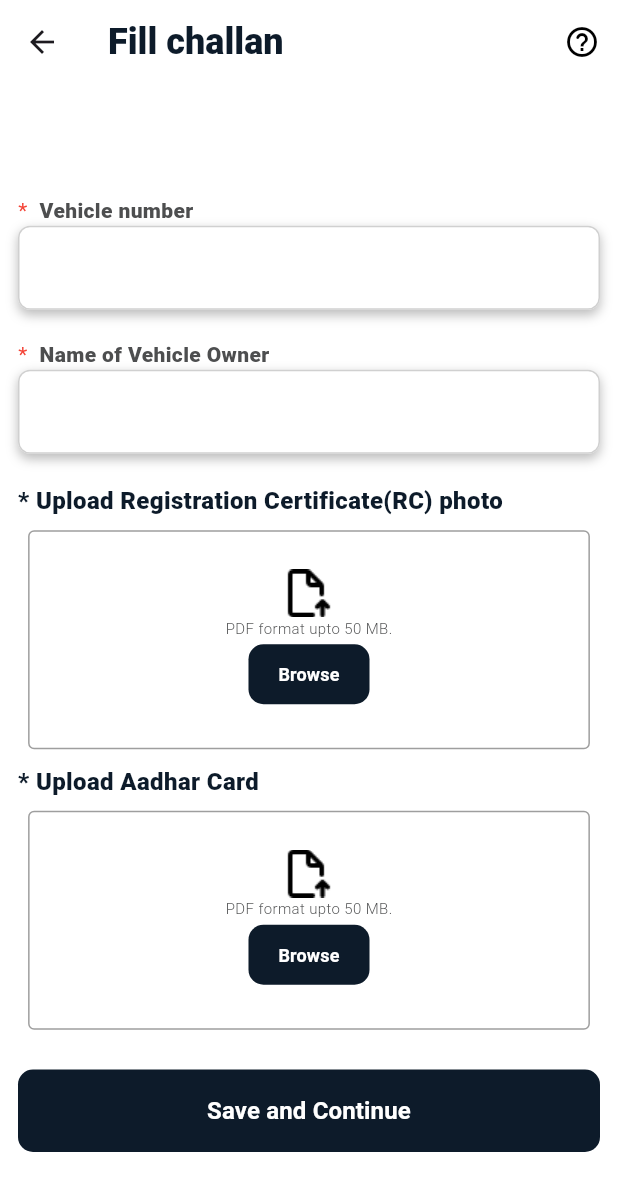
After one commit to Ishita03-Singh/aapka_vakeel, a Flutter app: the TrafficChallan screen opened directly, on a phone screen of 412 x 824 dp. The commit adds this screen. Shown: the top 1191 px of the screen. Run offline on Flutter 3.47's test engine with Material 3 defaults, Android fonts, the phone set to English and light mode, and no system bars; drawn by our look-alikes of loader_overlay; our stand-ins replace animated_splash_screen, camera, cloud_firestore, country_picker, csc_picker, file_picker and 14 more; missing offline and left inert: flutter_callkit_incoming, flutter_pdfview, flutter_webrtc, video_call; accounts and stored records are empty; network calls fail.

Commit message:
challan and schedule added

```diff
--- a/lib/screens/chatGPT/chatGPT.dart
+++ b/lib/screens/chatGPT/chatGPT.dart
@@ -123,7 +123,7 @@ Future<String> getGeminiResponse(String inputText) async {
    Future<String> saveTextFileToDownloads() async {
     try{
      final text = messages[1]['text']!;
-    final fileName = 'AIaffidavit.txt';
+    final fileName = 'AIaffidavit.pdf';
 
   // Request storage permission for Android 10 or lower
   // if (await Permission.storage.request().isGranted) {
@@ -259,7 +259,7 @@ Future<String> getGeminiResponse(String inputText) async {
               child: Row(
                 crossAxisAlignment: CrossAxisAlignment.center,
                 children: [
-                  Expanded(child: customButton.taskButton("Export as Word file", ()async {
+                  Expanded(child: customButton.taskButton("Export as PDF", ()async {
           context.loaderOverlay.show();
            var res= await  saveTextFileToDownloads();
           context.loaderOverlay.hide();
--- /dev/null
+++ b/lib/screens/trafficChallan.dart
@@ -0,0 +1,173 @@
+import 'dart:io';
+
+import 'package:file_picker/file_picker.dart';
+import 'package:flutter/foundation.dart';
+import 'package:flutter/material.dart';
+import 'package:flutter_webrtc/flutter_webrtc.dart';
+
+import '../utilities/colors.dart';
+import '../utilities/custom_button.dart';
+import '../utilities/custom_text.dart';
+import '../utilities/my_appbar.dart';
+import '../utilities/my_textfield.dart';
+import '../utilities/strings.dart';
+import '../utilities/validation.dart';
+
+class TrafficChallan extends StatefulWidget {
+  const TrafficChallan({super.key});
+
+  @override
+  State<TrafficChallan> createState() => _TrafficChallanState();
+}
+
+class _TrafficChallanState extends State<TrafficChallan> {
+
+  TextEditingController vehicleNumberController =TextEditingController();
+  TextEditingController vehicleOwnerController =TextEditingController();
+  File? RCController ;
+  File? adharCardController;
+
+
+  @override
+  Widget build(BuildContext context) {
+    return  Scaffold(
+      appBar: MyAppBar.appbar(context,head: 'Fill challan'),
+      body: SingleChildScrollView(
+        child: Container(
+        height: MediaQuery.of(context).size.height-100,
+        padding: EdgeInsets.fromLTRB(12, 40, 12, 12),
+        child: Column(
+          crossAxisAlignment: CrossAxisAlignment.stretch,
+          mainAxisAlignment: MainAxisAlignment.spaceBetween,
+          children: [
+          // CustomText.headText("E-Stamp Paper"),
+          SizedBox(height: 8),
+          Column(
+            crossAxisAlignment: CrossAxisAlignment.start,
+          children: [
+            giveInputField("Vehicle number", vehicleNumberController, true,TextInputType.text),
+            giveInputField("Name of Vehicle Owner", vehicleOwnerController, true,TextInputType.name),
+            CustomText.cancelBtnText("* Upload Registration Certificate(RC) photo"),
+                SizedBox(height: 8),
+           getFileUpload(RCController,()async {
+            var res= await  pickFile();
+             setState(() {
+              RCController=  res;
+             });
+           }),
+           SizedBox(height: 10),
+           CustomText.cancelBtnText("* Upload Aadhar Card"),
+                SizedBox(height: 8),
+            getFileUpload(adharCardController,()async {
+               var res= await  pickFile();
+             setState(() {
+              adharCardController= res;
+             });
+           }),
+          ])
+          ,
+
+          customButton.taskButton("Save and Continue", (){
+            Navigator.pop(context);
+          })
+          ]
+          ))
+          ));
+
+
+  }
+
+  pickFile() async {
+    FilePickerResult? result = await FilePicker.platform.pickFiles(
+      type: FileType.custom,
+      allowedExtensions: ['pdf'],
+    );
+
+    if (result != null) {
+
+        var id = File(result.files.single.path!);
+        return id;
+
+    } else {
+      return null;
+      // User canceled the picker
+    }
+  }
+  getFileUpload(File? file,Function fun ){
+    return Center(
+                  child: Container(
+                    padding: EdgeInsets.all(25),
+                    width: MediaQuery.of(context).size.width/1.1,
+                    decoration: BoxDecoration(borderRadius: BorderRadius.all(Radius.circular(4)),
+                    border: Border.all(
+                    color: Colors.grey, // Set the border color here
+                    width: 1.0, // Set the border width here
+                  ),),
+                    child: Column(children: [
+                      Image.asset(StrLiteral.upload),
+                      CustomText.extraSmallinfoText('PDF format upto 50 MB.'),
+                      customButton.smalltaskButton(
+                    file != null ? 'Change' : 'Browse', (){
+                      fun();
+                    }),
+                if (file != null)
+                  CustomText.infoText(file!.path.split('/').last,
+                      isCenter: true),
+                    ],),
+                  ),
+                );
+  }
+  giveInputField(
+      String HeadText, TextEditingController controller, bool isrequired, TextInputType textInputType) {
+    return Container(
+      padding: EdgeInsets.only(bottom: 20),
+      child: Column(
+        children: [
+          Row(
+            children: [
+              if (isrequired)
+                Text(
+                  "*",
+                  style: TextStyle(color: Colors.red),
+                ),
+              Padding(padding: EdgeInsets.all(4)),
+              CustomText.infoText(HeadText),
+            ],
+          ),
+          Container(
+             decoration: BoxDecoration(
+                color: Colors.white, // Background color for the input
+                borderRadius: BorderRadius.circular(8),
+                boxShadow: [
+                  BoxShadow(
+                    color: Colors.grey.withOpacity(0.7), // Shadow color
+                    blurRadius: 6, // Spread of the shadow
+                    offset: Offset(0, 3), // Position of the shadow
+                  ),
+                ],
+              ),
+            child: TextFormField(
+                decoration: MyTextField.outlinedTextField(""),
+                keyboardType: textInputType,
+                controller: controller,
+                // readOnly: true,
+                 validator: (value) {
+                  validationService.validate(value!, textInputType);
+                    // if (value == null || value.isEmpty) {
+                    //   return 'Please enter ${HeadText}';
+                    // }
+                    // return null;
+                  },
+                enabled: true,
+                enableInteractiveSelection: false,
+                cursorColor: AppColor.primaryTextColor,
+                style: TextStyle(
+                    color: AppColor.primaryTextColor,
+                    fontSize: 16,
+                    fontWeight: FontWeight.w400)),
+          ),
+        ],
+      ),
+    );
+  }
+}
```
Also changed, not shown: lib/others/dateTimePicker.dart (+4 -4 lines), lib/screens/Dashboard.dart (+34 -16 lines), lib/screens/consultation/advocateDetail.dart (+33 -2 lines).
